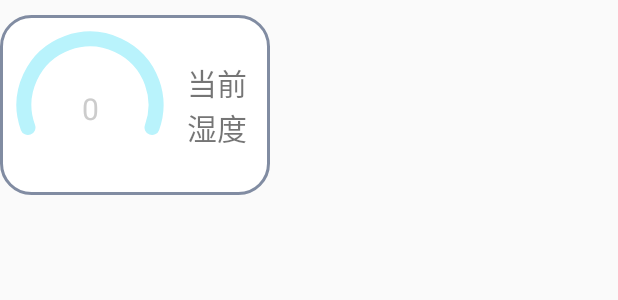
After one commit to WPENGxs/SCADANLI, an Android app: the layout cir_bar.xml on its own in the app's theme, with its tools: preview values and no code run, on a phone screen of 412 x 824 dp. The commit adds this screen. Shown: the top 300 px of the screen. Run offline under Robolectric (Android 15) with nearby library versions, the phone set to English and light mode, and no system bars.

Commit message:
20220405 可编辑页面

```diff
--- a/app/src/main/java/com/example/scadanli/Data.java
+++ b/app/src/main/java/com/example/scadanli/Data.java
@@ -19,6 +19,7 @@ public class Data extends SQLiteOpenHelper {
         String sql="CREATE TABLE user(userid integer primary key autoincrement,"+
                 "title text not null,"+//标题
                 "room text not null,"+//房间
+                "line text not null,"+//布局的列数
                 "可视化界面 text ,"+
                 "信息 text,"+
                 "控制行1 text,"+
--- /dev/null
+++ b/app/src/main/res/layout/cir_bar.xml
@@ -0,0 +1,50 @@
+<?xml version="1.0" encoding="utf-8"?>
+<layout xmlns:android="http://schemas.android.com/apk/res/android">
+    <data>
+        <variable
+            name="cir"
+            type="String" />
+    </data>
+    <LinearLayout
+        xmlns:app="http://schemas.android.com/apk/res-auto"
+        android:layout_width="wrap_content"
+        android:layout_height="wrap_content"
+        android:layout_marginEnd="10dp"
+        android:orientation="horizontal"
+        android:id="@+id/cir_bar">
+
+        <LinearLayout
+            android:layout_width="180dp"
+            android:layout_height="120dp"
+            android:layout_marginTop="10dp"
+            android:layout_marginEnd="10dp"
+            android:background="@drawable/round"
+            android:orientation="horizontal">
+
+            <com.example.scadanli.CirCleProgressBar
+                android:id="@+id/humidity_circle"
+                android:layout_width="100dp"
+                android:layout_height="100dp"
+                android:layout_gravity="center_horizontal"
+                app:circle_bg_color="#B9F3FC"
+                app:circle_bg_width="10dp"
+                app:circle_color="#42E5FF"
+                app:circle_width="10dp"
+                app:max_progress="100"
+                app:start_angle="160"
+                app:text_color="#CCCCCC"
+                app:text_size="20sp"
+                app:total_angle="220" />
+
+            <TextView
+                android:id="@+id/humidity"
+                android:layout_width="50dp"
+                android:layout_height="100dp"
+                android:layout_marginStart="10sp"
+                android:gravity="center"
+                android:text="当前湿度"
+                android:textSize="20sp" />
+        </LinearLayout>
+
+    </LinearLayout>
+</layout>
```
Also changed, not shown: app/src/main/java/com/example/scadanli/MainActivity.java (+7 -0 lines), app/src/main/java/com/example/scadanli/ui/dashboard/DashboardFragment.java (+54 -0 lines), app/src/main/res/layout/control_bar.xml (added, +46 -0 lines), app/src/main/res/layout/display_bar.xml (added, +47 -0 lines).
